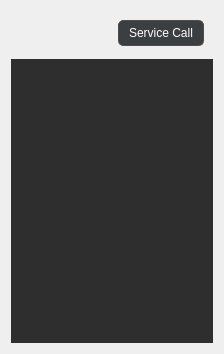
Before: the Qt Designer form rover_gui/ui/ui/DeviceStatus.ui in robotique-udes/rover, drawn with Qt 5.
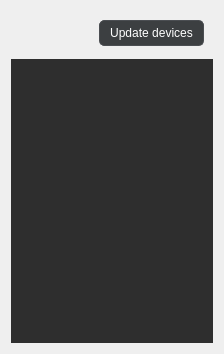
After: the same form once the commit is applied.

Commit message: New name for pb of Device Status page

```diff
--- a/rover_gui/ui/ui/DeviceStatus.ui
+++ b/rover_gui/ui/ui/DeviceStatus.ui
@@ -92,7 +92,7 @@
 }</string>
         </property>
         <property name="text">
-         <string>Service Call</string>
+         <string>Update devices</string>
         </property>
        </widget>
       </item>
```
